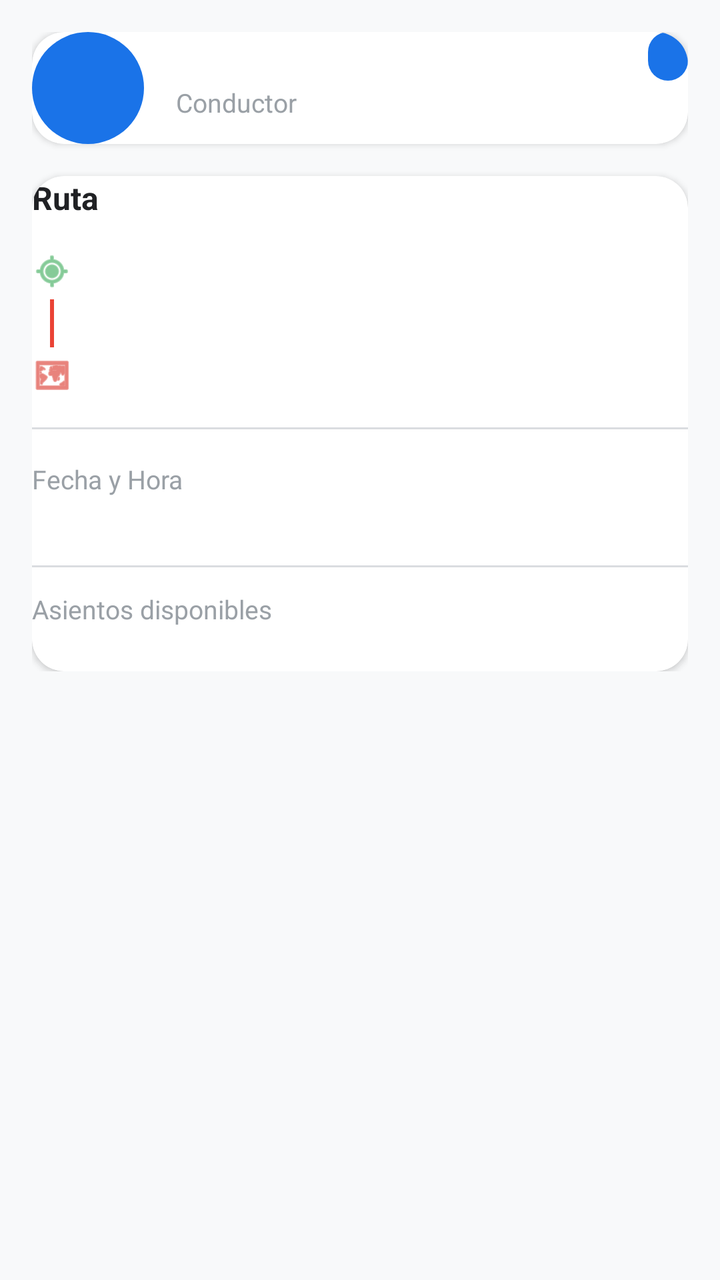
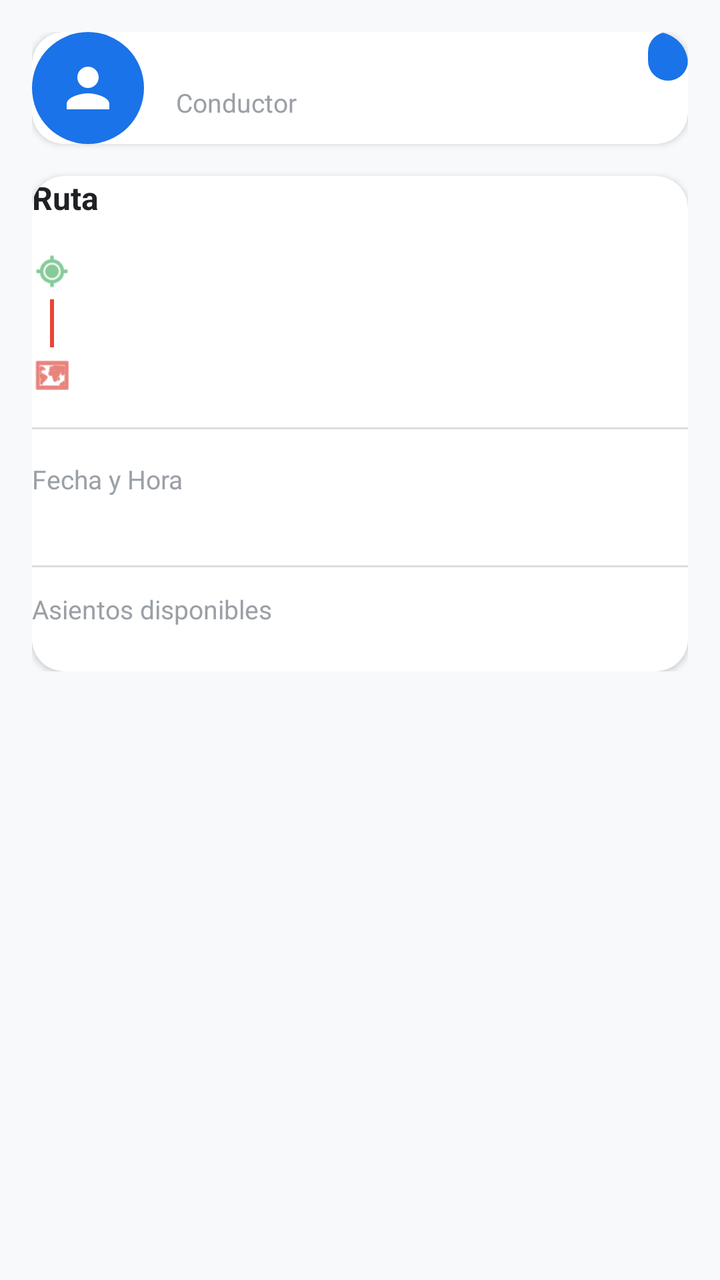

An Android layout rendered at two revisions. The XML below is the earlier revision; the diff shows what the commit changed to produce the second picture.
<!-- AndroidManifest.xml: application theme Theme.CarpoolApp -->
<!-- res/layout/fragment_viaje_detalle.xml -->
<?xml version="1.0" encoding="utf-8"?>
<ScrollView
    xmlns:android="http://schemas.android.com/apk/res/android"
    xmlns:app="http://schemas.android.com/apk/res-auto"
    xmlns:tools="http://schemas.android.com/tools"
    android:layout_width="match_parent"
    android:layout_height="match_parent"
    android:background="@color/background">

    <androidx.constraintlayout.widget.ConstraintLayout
        android:layout_width="match_parent"
        android:layout_height="wrap_content"
        android:padding="16dp">

        <com.google.android.material.card.MaterialCardView
            android:id="@+id/conductor_card"
            android:layout_width="0dp"
            android:layout_height="wrap_content"
            app:cardCornerRadius="16dp"
            app:cardElevation="2dp"
            app:cardBackgroundColor="@color/surface"
            app:layout_constraintTop_toTopOf="parent"
            app:layout_constraintStart_toStartOf="parent"
            app:layout_constraintEnd_toEndOf="parent"
            android:padding="20dp">

            <androidx.constraintlayout.widget.ConstraintLayout
                android:layout_width="match_parent"
                android:layout_height="wrap_content">

                <TextView
                    android:id="@+id/iv_avatar"
                    android:layout_width="56dp"
                    android:layout_height="56dp"
                    android:background="@drawable/circle_avatar_background"
                    android:gravity="center"
                    android:textSize="22sp"
                    android:textStyle="bold"
                    android:textColor="@color/on_primary"
                    app:layout_constraintTop_toTopOf="parent"
                    app:layout_constraintStart_toStartOf="parent" />

                <TextView
                    android:id="@+id/tv_conductor"
                    android:layout_width="0dp"
                    android:layout_height="wrap_content"
                    android:textSize="18sp"
                    android:textStyle="bold"
                    android:textColor="@color/text_primary"
                    android:layout_marginStart="16dp"
                    app:layout_constraintTop_toTopOf="@id/iv_avatar"
                    app:layout_constraintStart_toEndOf="@id/iv_avatar"
                    app:layout_constraintEnd_toStartOf="@id/tv_estado" />

                <TextView
                    android:id="@+id/tv_estado"
                    android:layout_width="wrap_content"
                    android:layout_height="wrap_content"
                    android:textSize="12sp"
                    android:textStyle="bold"
                    android:paddingHorizontal="10dp"
                    android:paddingVertical="4dp"
                    android:background="@drawable/bg_estado"
                    app:layout_constraintTop_toTopOf="@id/iv_avatar"
                    app:layout_constraintEnd_toEndOf="parent" />

                <TextView
                    android:id="@+id/subtitle"
                    android:layout_width="0dp"
                    android:layout_height="wrap_content"
                    android:text="Conductor"
                    android:textSize="13sp"
                    android:textColor="@color/text_hint"
                    android:layout_marginStart="16dp"
                    android:layout_marginTop="2dp"
                    app:layout_constraintTop_toBottomOf="@id/tv_conductor"
                    app:layout_constraintStart_toEndOf="@id/iv_avatar"
                    app:layout_constraintEnd_toEndOf="parent" />
            </androidx.constraintlayout.widget.ConstraintLayout>
        </com.google.android.material.card.MaterialCardView>

        <com.google.android.material.card.MaterialCardView
            android:id="@+id/route_card"
            android:layout_width="0dp"
            android:layout_height="wrap_content"
            app:cardCornerRadius="16dp"
            app:cardElevation="2dp"
            app:cardBackgroundColor="@color/surface"
            android:layout_marginTop="16dp"
            app:layout_constraintTop_toBottomOf="@id/conductor_card"
            app:layout_constraintStart_toStartOf="parent"
            app:layout_constraintEnd_toEndOf="parent"
            android:padding="20dp">

            <androidx.constraintlayout.widget.ConstraintLayout
                android:layout_width="match_parent"
                android:layout_height="wrap_content">

                <TextView
                    android:id="@+id/route_title"
                    android:layout_width="wrap_content"
                    android:layout_height="wrap_content"
                    android:text="Ruta"
                    android:textSize="16sp"
                    android:textStyle="bold"
                    android:textColor="@color/text_primary"
                    app:layout_constraintTop_toTopOf="parent"
                    app:layout_constraintStart_toStartOf="parent" />

                <ImageView
                    android:id="@+id/iv_origen_icon"
                    android:layout_width="20dp"
                    android:layout_height="20dp"
                    android:src="@android:drawable/ic_menu_mylocation"
                    app:tint="@color/secondary"
                    android:layout_marginTop="16dp"
                    app:layout_constraintTop_toBottomOf="@id/route_title"
                    app:layout_constraintStart_toStartOf="parent"
                    tools:ignore="ContentDescription" />

                <TextView
                    android:id="@+id/tv_origen"
                    android:layout_width="0dp"
                    android:layout_height="wrap_content"
                    android:textSize="15sp"
                    android:textColor="@color/text_primary"
                    android:layout_marginStart="12dp"
                    app:layout_constraintTop_toTopOf="@id/iv_origen_icon"
                    app:layout_constraintStart_toEndOf="@id/iv_origen_icon"
                    app:layout_constraintEnd_toEndOf="parent" />

                <View
                    android:id="@+id/route_line"
                    android:layout_width="2dp"
                    android:layout_height="24dp"
                    android:background="@color/route_line"
                    android:layout_marginStart="9dp"
                    android:layout_marginTop="4dp"
                    app:layout_constraintTop_toBottomOf="@id/iv_origen_icon"
                    app:layout_constraintStart_toStartOf="parent" />

                <ImageView
                    android:id="@+id/iv_destino_icon"
                    android:layout_width="20dp"
                    android:layout_height="20dp"
                    android:src="@android:drawable/ic_menu_mapmode"
                    app:tint="@color/error"
                    android:layout_marginTop="4dp"
                    app:layout_constraintTop_toBottomOf="@id/route_line"
                    app:layout_constraintStart_toStartOf="parent"
                    tools:ignore="ContentDescription" />

                <TextView
                    android:id="@+id/tv_destino"
                    android:layout_width="0dp"
                    android:layout_height="wrap_content"
                    android:textSize="15sp"
                    android:textColor="@color/text_primary"
                    android:layout_marginStart="12dp"
                    app:layout_constraintTop_toTopOf="@id/iv_destino_icon"
                    app:layout_constraintStart_toEndOf="@id/iv_destino_icon"
                    app:layout_constraintEnd_toEndOf="parent" />

                <View
                    android:id="@+id/divider_1"
                    android:layout_width="0dp"
                    android:layout_height="1dp"
                    android:background="@color/divider"
                    android:layout_marginTop="16dp"
                    app:layout_constraintTop_toBottomOf="@id/iv_destino_icon"
                    app:layout_constraintStart_toStartOf="parent"
                    app:layout_constraintEnd_toEndOf="parent" />

                <TextView
                    android:id="@+id/label_fecha"
                    android:layout_width="wrap_content"
                    android:layout_height="wrap_content"
                    android:text="@string/label_fecha"
                    android:textSize="13sp"
                    android:textColor="@color/text_hint"
                    android:layout_marginTop="16dp"
                    app:layout_constraintTop_toBottomOf="@id/divider_1"
                    app:layout_constraintStart_toStartOf="parent" />

                <TextView
                    android:id="@+id/tv_fecha"
                    android:layout_width="0dp"
                    android:layout_height="wrap_content"
                    android:textSize="15sp"
                    android:textColor="@color/text_primary"
                    app:layout_constraintTop_toBottomOf="@id/label_fecha"
                    app:layout_constraintStart_toStartOf="parent"
                    app:layout_constraintEnd_toEndOf="parent"
                    android:layout_marginTop="2dp" />

                <View
                    android:id="@+id/divider_2"
                    android:layout_width="0dp"
                    android:layout_height="1dp"
                    android:background="@color/divider"
                    android:layout_marginTop="12dp"
                    app:layout_constraintTop_toBottomOf="@id/tv_fecha"
                    app:layout_constraintStart_toStartOf="parent"
                    app:layout_constraintEnd_toEndOf="parent" />

                <TextView
                    android:id="@+id/label_asientos"
                    android:layout_width="wrap_content"
                    android:layout_height="wrap_content"
                    android:text="@string/label_asientos"
                    android:textSize="13sp"
                    android:textColor="@color/text_hint"
                    android:layout_marginTop="12dp"
                    app:layout_constraintTop_toBottomOf="@id/divider_2"
                    app:layout_constraintStart_toStartOf="parent" />

                <TextView
                    android:id="@+id/tv_asientos"
                    android:layout_width="0dp"
                    android:layout_height="wrap_content"
                    android:textSize="15sp"
                    android:textColor="@color/text_primary"
                    app:layout_constraintTop_toBottomOf="@id/label_asientos"
                    app:layout_constraintStart_toStartOf="parent"
                    app:layout_constraintEnd_toEndOf="parent"
                    android:layout_marginTop="2dp" />
            </androidx.constraintlayout.widget.ConstraintLayout>
        </com.google.android.material.card.MaterialCardView>

        <com.google.android.material.button.MaterialButton
            android:id="@+id/btn_solicitar"
            android:layout_width="0dp"
            android:layout_height="56dp"
            android:text="@string/btn_solicitar"
            app:icon="@android:drawable/ic_menu_send"
            app:iconGravity="textStart"
            app:layout_constraintTop_toBottomOf="@id/route_card"
            app:layout_constraintStart_toStartOf="parent"
            app:layout_constraintEnd_toEndOf="parent"
            android:layout_marginTop="24dp"
            android:visibility="gone" />

        <com.google.android.material.card.MaterialCardView
            android:id="@+id/solicitudes_card"
            android:layout_width="0dp"
            android:layout_height="wrap_content"
            app:cardCornerRadius="16dp"
            app:cardElevation="2dp"
            app:cardBackgroundColor="@color/surface"
            android:visibility="gone"
            android:layout_marginTop="16dp"
            app:layout_constraintTop_toBottomOf="@id/btn_solicitar"
            app:layout_constraintStart_toStartOf="parent"
            app:layout_constraintEnd_toEndOf="parent"
            android:padding="20dp">

            <androidx.constraintlayout.widget.ConstraintLayout
                android:layout_width="match_parent"
                android:layout_height="wrap_content">

                <TextView
                    android:id="@+id/tv_solicitudes_titulo"
                    android:layout_width="wrap_content"
                    android:layout_height="wrap_content"
                    android:text="Solicitudes"
                    android:textSize="16sp"
                    android:textStyle="bold"
                    android:textColor="@color/text_primary"
                    app:layout_constraintTop_toTopOf="parent"
                    app:layout_constraintStart_toStartOf="parent" />

                <androidx.recyclerview.widget.RecyclerView
                    android:id="@+id/rv_solicitudes"
                    android:layout_width="0dp"
                    android:layout_height="wrap_content"
                    android:layout_marginTop="12dp"
                    app:layoutManager="androidx.recyclerview.widget.LinearLayoutManager"
                    app:layout_constraintTop_toBottomOf="@id/tv_solicitudes_titulo"
                    app:layout_constraintStart_toStartOf="parent"
                    app:layout_constraintEnd_toEndOf="parent" />
            </androidx.constraintlayout.widget.ConstraintLayout>
        </com.google.android.material.card.MaterialCardView>

    </androidx.constraintlayout.widget.ConstraintLayout>
</ScrollView>
<!-- resources referenced by this layout -->
<resources>
  <color name="background">#FFF8F9FA</color>
  <color name="divider">#FFDADCE0</color>
  <color name="error">#FFD93025</color>
  <color name="on_primary">#FFFFFFFF</color>
  <color name="route_line">#FFEA4335</color>
  <color name="secondary">#FF34A853</color>
  <color name="surface">#FFFFFFFF</color>
  <color name="text_hint">#9AA0A6</color>
  <color name="text_primary">#FF202124</color>
  <!-- drawable bg_estado (drawable) -->
  <?xml version="1.0" encoding="utf-8"?>
  <shape xmlns:android="http://schemas.android.com/apk/res/android"
      android:shape="rectangle">
      <corners android:radius="12dp" />
      <solid android:color="@color/estado_programado" />
  </shape>
  <!-- drawable circle_avatar_background (drawable) -->
  <?xml version="1.0" encoding="utf-8"?>
  <shape xmlns:android="http://schemas.android.com/apk/res/android"
      android:shape="oval">
      <solid android:color="@color/primary" />
  </shape>
  <string name="btn_solicitar">Solicitar</string>
  <string name="label_asientos">Asientos disponibles</string>
  <string name="label_fecha">Fecha y Hora</string>
  <style name="Theme.CarpoolApp" parent="Theme.Material3.DayNight.NoActionBar">
          <item name="colorPrimary">@color/primary</item>
          <item name="colorOnPrimary">@color/on_primary</item>
          <item name="colorPrimaryContainer">@color/primary_variant</item>
          <item name="colorSecondary">@color/secondary</item>
          <item name="colorOnSecondary">@color/on_secondary</item>
          <item name="colorError">@color/error</item>
          <item name="colorOnError">@color/on_error</item>
          <item name="android:colorBackground">@color/background</item>
          <item name="colorOnBackground">@color/on_background</item>
          <item name="colorOnSurface">@color/on_surface</item>
          <item name="materialCardViewStyle">@style/Widget.CarpoolApp.Card</item>
      </style>
  <color name="estado_programado">#FF1A73E8</color>
  <color name="primary">#FF1A73E8</color>
  <color name="primary_variant">#FF1557B0</color>
  <color name="on_secondary">#FFFFFFFF</color>
  <color name="on_error">#FFFFFFFF</color>
  <color name="on_background">#FF202124</color>
  <color name="on_surface">#FF202124</color>
  <style name="Widget.CarpoolApp.Card" parent="Widget.Material3.CardView.Filled">
          <item name="cardCornerRadius">16dp</item>
          <item name="cardElevation">2dp</item>
          <item name="strokeWidth">0dp</item>
      </style>
</resources>

<!-- the commit's change to res/layout/fragment_viaje_detalle.xml (unified diff, before → after) -->
@@ -28,15 +28,15 @@
                 android:layout_width="match_parent"
                 android:layout_height="wrap_content">
 
-                <TextView
+                <ImageView
                     android:id="@+id/iv_avatar"
                     android:layout_width="56dp"
                     android:layout_height="56dp"
                     android:background="@drawable/circle_avatar_background"
-                    android:gravity="center"
-                    android:textSize="22sp"
-                    android:textStyle="bold"
-                    android:textColor="@color/on_primary"
+                    android:padding="12dp"
+                    android:src="@drawable/ic_person_grey_24dp"
+                    app:tint="@color/on_primary"
+                    android:contentDescription="@string/desc_avatar"
                     app:layout_constraintTop_toTopOf="parent"
                     app:layout_constraintStart_toStartOf="parent" />
 
<!-- resource entries referenced after the edit -->
@@ -22,7 +22,19 @@
       android:shape="oval">
       <solid android:color="@color/primary" />
   </shape>
+  <!-- drawable ic_person_grey_24dp (drawable) -->
+  <?xml version="1.0" encoding="utf-8"?>
+  <vector xmlns:android="http://schemas.android.com/apk/res/android"
+      android:width="24dp"
+      android:height="24dp"
+      android:viewportWidth="24"
+      android:viewportHeight="24">
+      <path
+          android:fillColor="#757575"
+          android:pathData="M12,12c2.21,0 4,-1.79 4,-4s-1.79,-4 -4,-4 -4,1.79 -4,4 1.79,4 4,4zM12,14c-2.67,0 -8,1.34 -8,4v2h16v-2c0,-2.66 -5.33,-4 -8,-4z"/>
+  </vector>
   <string name="btn_solicitar">Solicitar</string>
+  <string name="desc_avatar">Avatar del usuario</string>
   <string name="label_asientos">Asientos disponibles</string>
   <string name="label_fecha">Fecha y Hora</string>
   <style name="Theme.CarpoolApp" parent="Theme.Material3.DayNight.NoActionBar">
